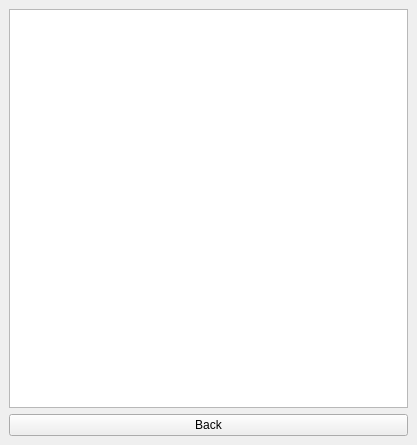
Old version of the form sokketter-ui/sources/mainwindow.ui in the repository morwy/sokketter.
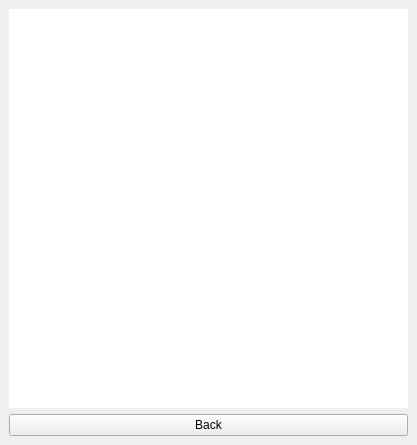
New version of the form. The open tabs and pages were chosen to show the change. Custom widgets are drawn as their Qt base class.

Commit message: fix: made device and socket list without borders.

Diff of the .ui file:
```diff
--- a/sokketter-ui/sources/mainwindow.ui
+++ b/sokketter-ui/sources/mainwindow.ui
@@ -81,6 +81,12 @@
           <property name="autoFillBackground">
            <bool>true</bool>
           </property>
+          <property name="frameShape">
+           <enum>QFrame::NoFrame</enum>
+          </property>
+          <property name="frameShadow">
+           <enum>QFrame::Plain</enum>
+          </property>
           <property name="editTriggers">
            <set>QAbstractItemView::NoEditTriggers</set>
           </property>
```
Left out of the diff: 6 changed lines with no effect on the pictures.
